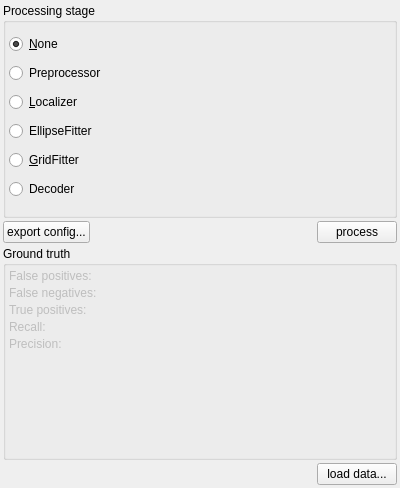
Qt form ToolWidget.ui (BioroboticsLab/biotracker_beesbook) before a commit.
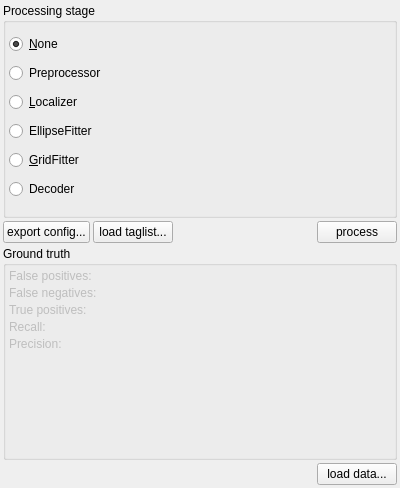
The same form after that commit.

Commit message: load serialized pipeline results

The edit to the form file:
```diff
--- a/ToolWidget.ui
+++ b/ToolWidget.ui
@@ -116,6 +116,13 @@
        </property>
       </widget>
      </item>
+     <item>
+      <widget class="QPushButton" name="pushButtonLoadTaglist">
+       <property name="text">
+        <string>load taglist...</string>
+       </property>
+      </widget>
+     </item>
      <item>
       <spacer name="horizontalSpacer">
        <property name="orientation">
```
The commit also changes 2 other files.
